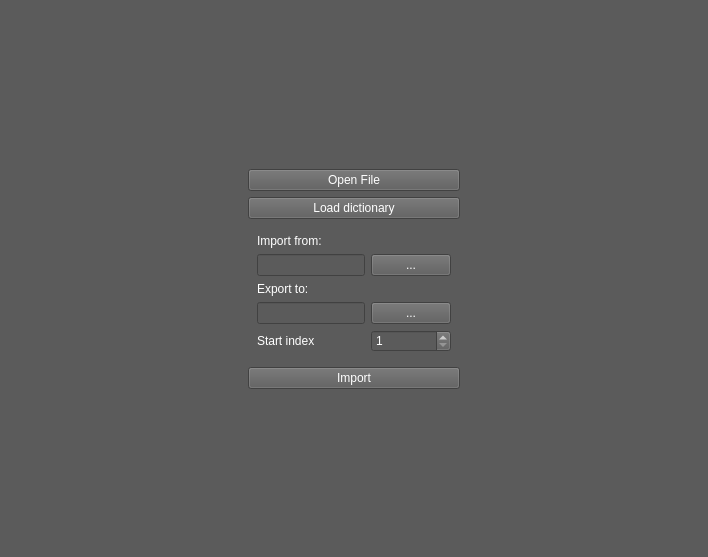
Qt form trunk/src/edr/src/plugins/dicomImporter/ui/dicomSource.ui (mk4me/hm-mde-one) before a commit.
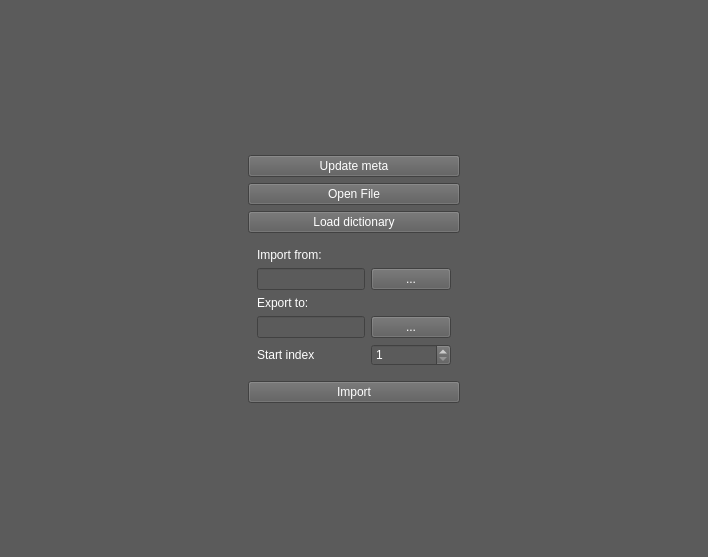
The same form after that commit.

Commit message: Usuniete podwojne klonowanie wrappera z obrazem dicom Update statusu adnotacji w drzewie analiz

Diff of the .ui file:
```diff
--- a/trunk/src/edr/src/plugins/dicomImporter/ui/dicomSource.ui
+++ b/trunk/src/edr/src/plugins/dicomImporter/ui/dicomSource.ui
@@ -48,6 +48,13 @@
         </property>
        </widget>
       </item>
+      <item>
+       <widget class="QPushButton" name="updateMetaButton">
+        <property name="text">
+         <string>Update meta</string>
+        </property>
+       </widget>
+      </item>
       <item>
        <widget class="QPushButton" name="openFileButton">
         <property name="text">
```
The commit also changes 14 other files.
